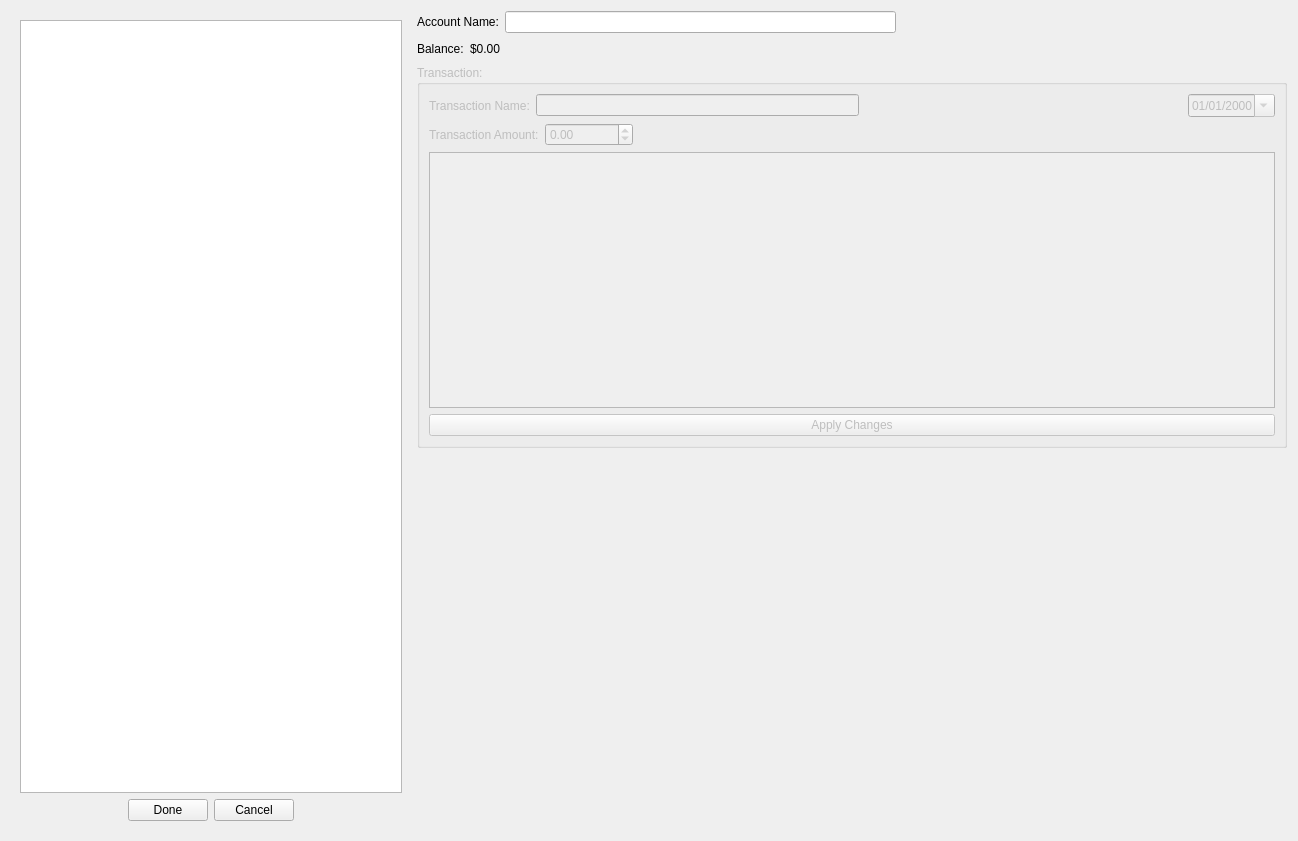
BeenEncoded/check_book_program, file source/gui/data_input/EditAccount.ui: the form before one commit.
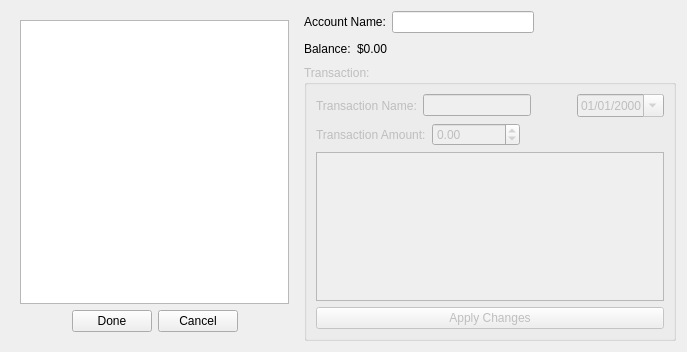
The form after the commit.

Diff of the .ui file:
```diff
--- a/source/gui/data_input/EditAccount.ui
+++ b/source/gui/data_input/EditAccount.ui
@@ -6,8 +6,8 @@
    <rect>
     <x>0</x>
     <y>0</y>
-    <width>1298</width>
-    <height>841</height>
+    <width>687</width>
+    <height>352</height>
    </rect>
   </property>
   <property name="windowTitle">
```
Left out of the diff: 2 changed lines with no effect on the pictures.
